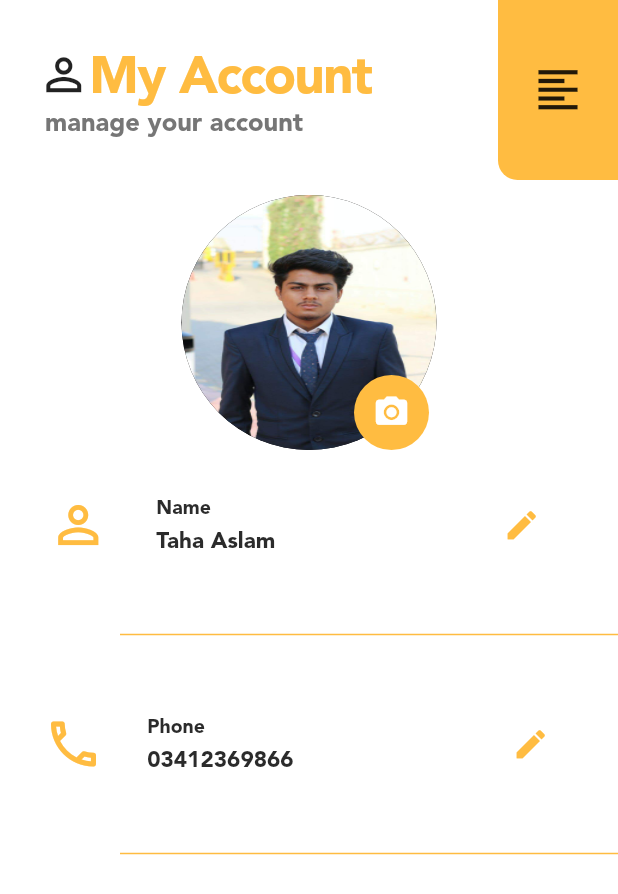
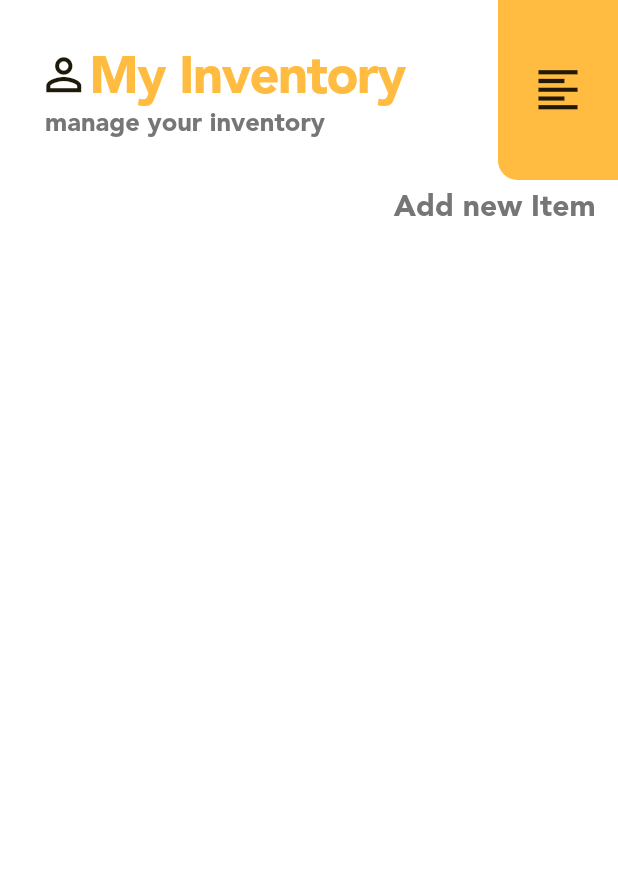
Before and after one commit to tahaaslam1/gold_market_app, a Flutter app: the screen it shows after launch, on a phone screen of 412 x 824 dp. Shown: the top 894 px of the screen. Run offline on Flutter 3.47's test engine with Material 2 defaults, Android fonts, the phone set to English and light mode, and no system bars.

Commit message:
started inventory screen

```diff
--- a/production/gold_zoid/lib/constants.dart
+++ b/production/gold_zoid/lib/constants.dart
@@ -6,6 +6,7 @@ const kSecondaryTextColor = Color(0xFF2B2B2B);
 const kGoldIconContainerColor = Color(0xFFF0F0F0);
 const kActiveColor = Color(0xFFFFBC41);
 const kInActiveColor = Color(0xFFFFF2DD);
+const kTitleIconColor = Color(0xFF1E1909);
 const kDrawerHeight = 120.0;
 
 
--- a/production/gold_zoid/lib/main.dart
+++ b/production/gold_zoid/lib/main.dart
@@ -1,4 +1,5 @@
 import 'package:flutter/material.dart';
+import 'package:gold_zoid/screens/inventory_screen.dart';
 import 'package:gold_zoid/screens/login_screen.dart';
 import 'package:gold_zoid/screens/registration_screen.dart';
 import 'screens/home_screen.dart';
@@ -15,7 +16,7 @@ class Gold_Zoid extends StatelessWidget {
   Widget build(BuildContext context) {
     return MaterialApp(
       theme: ThemeData(fontFamily: 'Avenir',scaffoldBackgroundColor: Colors.white),
-      home: Account_Page(),
+      home: Inventory_Page(),
     );
   }
 }
--- a/production/gold_zoid/lib/screens/account_screen.dart
+++ b/production/gold_zoid/lib/screens/account_screen.dart
@@ -20,6 +20,7 @@ class Account_Page extends StatelessWidget {
                 icon: Icon(
                   Icons.person_outline,
                   size: 35.0,
+                  color: kTitleIconColor,
                 ),
               ),
               SizedBox(height: 10.0),
--- /dev/null
+++ b/production/gold_zoid/lib/screens/inventory_screen.dart
@@ -0,0 +1,41 @@
+import 'package:flutter/material.dart';
+import 'package:gold_zoid/constants.dart';
+import 'package:gold_zoid/titles/common_title.dart';
+import 'package:gold_zoid/titles/common_title.dart';
+
+class Inventory_Page extends StatelessWidget {
+  @override
+  Widget build(BuildContext context) {
+    return Scaffold(
+      body: SafeArea(
+        child: Column(
+          crossAxisAlignment: CrossAxisAlignment.end,
+          children: [
+            CommonTitle(
+              mainTitleText: 'My Inventory',
+              sideText: 'manage your inventory',
+              icon: Icon(
+                Icons.person_outline,
+                size: 35.0,
+                color: kTitleIconColor,
+              ),
+            ),
+            SizedBox(height: 5.0,),
+            Padding(
+              padding: EdgeInsets.only(right: 15.0),
+              child: InkWell(
+                child: Text(
+                  'Add new Item',
+                  style: TextStyle(
+                    fontSize: 20.0,
+                    color: kPrimaryTextColor,
+                  ),
+                ),
+              ),
+            ),
+          ],
+        ),
+      ),
+    );
+  }
+}
--- a/production/gold_zoid/lib/screens/trading_screen.dart
+++ b/production/gold_zoid/lib/screens/trading_screen.dart
@@ -14,7 +14,7 @@ class Trade_Page extends StatelessWidget {
             children: [
               CommonTitle(
                 mainTitleText: 'Buy / Sell',
-                icon: Icon(Icons.monetization_on_rounded, size: 35.0),
+                icon: Icon(Icons.monetization_on_rounded, size: 35.0,color: kTitleIconColor),
                 sideText: 'earn your profit',
               ),
               SizedBox(
```
